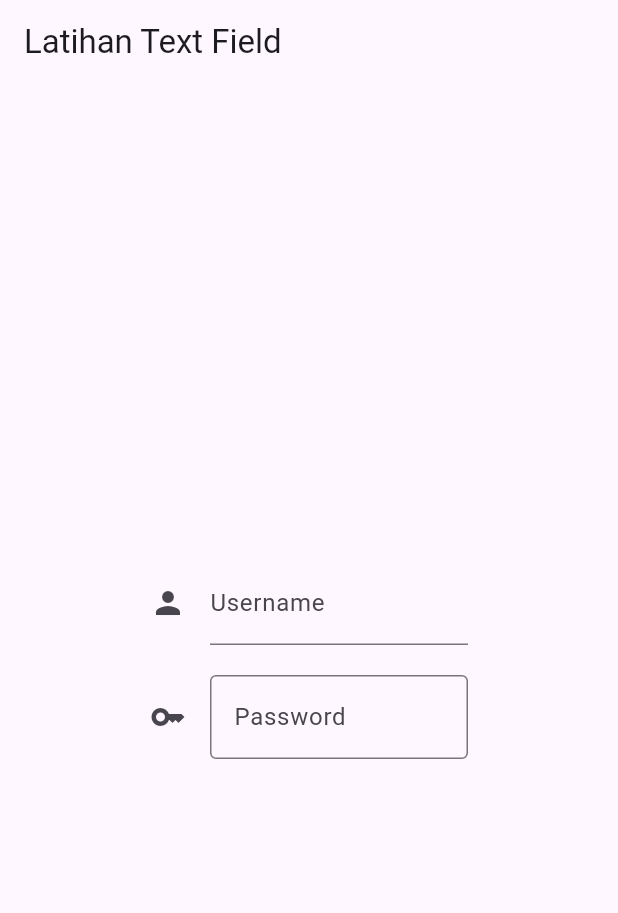
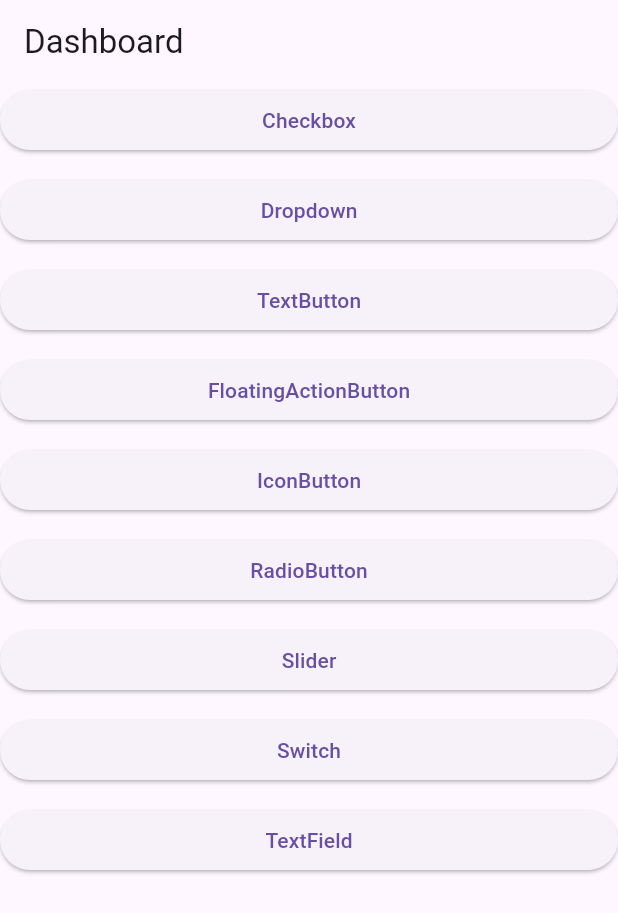
Before and after one commit to rasyaakbar-dev/Latihan-Stateful-Widget, a Flutter app: the screen it shows after launch, on a phone screen of 412 x 824 dp. Shown: the top 913 px of the screen. Run offline on Flutter 3.47's test engine with Material 3 defaults, Android fonts, the phone set to English and light mode, and no system bars.

Commit message:
Add Dashboard

```diff
--- /dev/null
+++ b/lib/Dashboard.dart
@@ -0,0 +1,154 @@
+import 'package:flutter/material.dart';
+import 'package:latstateful/LatCheckbox.dart';
+import 'package:latstateful/LatDropdown.dart';
+import 'package:latstateful/LatFloatingActionButton.dart';
+import 'package:latstateful/LatIconButton.dart';
+import 'package:latstateful/LatRadioButton.dart';
+import 'package:latstateful/LatSlider.dart';
+import 'package:latstateful/LatSwitch.dart';
+import 'package:latstateful/LatTextButton.dart';
+import 'package:latstateful/LatTextField.dart';
+
+class Dashboard extends StatelessWidget {
+  const Dashboard({super.key});
+
+  @override
+  Widget build(BuildContext context) {
+    return Scaffold(
+      appBar: AppBar(title: Text("Dashboard")),
+      body: Center(
+        child: SizedBox(
+          width: 500,
+          child: ListView(
+            children: [
+              ElevatedButton(
+                onPressed: () {
+                  Navigator.push(
+                    context,
+                    MaterialPageRoute(
+                      builder: (context) => const Latcheckbox(),
+                    ),
+                  );
+                },
+                child: const Text("Checkbox"),
+              ),
+              SizedBox(height: 12),
+              ElevatedButton(
+                onPressed: () {
+                  Navigator.push(
+                    context,
+                    MaterialPageRoute(
+                      builder: (context) => const Latdropdown(),
+                    ),
+                  );
+                },
+                child: const Text("Dropdown"),
+              ),
+              SizedBox(height: 12),
+
+              ElevatedButton(
+                onPressed: () {
+                  Navigator.push(
+                    context,
+                    MaterialPageRoute(
+                      builder: (context) => const Lattextbutton(),
+                    ),
+                  );
+                },
+                child: const Text("TextButton"),
+              ),
+              SizedBox(height: 12),
+
+              ElevatedButton(
+                onPressed: () {
+                  Navigator.push(
+                    context,
+                    MaterialPageRoute(
+                      builder: (context) => const Latfloatingactionbutton(),
+                    ),
+                  );
+                },
+                child: const Text("FloatingActionButton"),
+              ),
+              SizedBox(height: 12),
+
+              ElevatedButton(
+                onPressed: () {
+                  Navigator.push(
+                    context,
+                    MaterialPageRoute(
+                      builder: (context) {
+                        return Laticonbutton();
+                      },
+                    ),
+                  );
+                },
+                child: const Text("IconButton"),
+              ),
+              SizedBox(height: 12),
+
+              ElevatedButton(
+                onPressed: () {
+                  Navigator.push(
+                    context,
+                    MaterialPageRoute(
+                      builder: (context) {
+                        return Latradiobutton();
+                      },
+                    ),
+                  );
+                },
+                child: const Text("RadioButton"),
+              ),
+              SizedBox(height: 12),
+
+              ElevatedButton(
+                onPressed: () {
+                  Navigator.push(
+                    context,
+                    MaterialPageRoute(
+                      builder: (context) {
+                        return Latslider();
+                      },
+                    ),
+                  );
+                },
+                child: const Text("Slider"),
+              ),
+              SizedBox(height: 12),
+
+              ElevatedButton(
+                onPressed: () {
+                  Navigator.push(
+                    context,
+                    MaterialPageRoute(
+                      builder: (context) {
+                        return Latswitch();
+                      },
+                    ),
+                  );
+                },
+                child: const Text("Switch"),
+              ),
+              SizedBox(height: 12),
+
+              ElevatedButton(
+                onPressed: () {
+                  Navigator.push(
+                    context,
+                    MaterialPageRoute(
+                      builder: (context) {
+                        return Lattextfield();
+                      },
+                    ),
+                  );
+                },
+                child: const Text("TextField"),
+              ),
+            ],
+          ),
+        ),
+      ),
+    );
+  }
+}
--- a/lib/LatCheckbox.dart
+++ b/lib/LatCheckbox.dart
@@ -1,7 +1,7 @@
 import 'package:flutter/material.dart';
 
 class Latcheckbox extends StatefulWidget {
-  const new({super.key});
+  const Latcheckbox({super.key});
 
   @override
   State<Latcheckbox> createState() => _LatCheckboxState();
--- a/lib/main.dart
+++ b/lib/main.dart
@@ -1,13 +1,5 @@
 import 'package:flutter/material.dart';
-import 'package:latstateful/LatFloatingActionButton.dart';
-import 'package:latstateful/LatIconButton.dart';
-import 'package:latstateful/LatRadioButton.dart';
-import 'package:latstateful/LatSlider.dart';
-import 'package:latstateful/LatSwitch.dart';
-import 'package:latstateful/LatTextButton.dart';
-import 'package:latstateful/LatCheckbox.dart';
-import 'package:latstateful/LatDropdown.dart';
-import 'package:latstateful/LatTextField.dart';
+import 'package:latstateful/Dashboard.dart';
 
 void main() {
   runApp(const MainApp());
@@ -21,7 +13,7 @@ class MainApp extends StatelessWidget {
     return const MaterialApp(
       title: "Latihan Statful Widget",
       color: Colors.purpleAccent,
-      home: Lattextfield(),
+      home: Dashboard(),
     );
   }
 }
```
